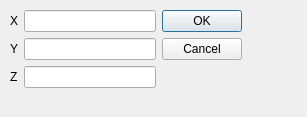
Old version of the form src/apps/simulator/normal_movable_crosssection_flow.ui in the repository jdms/rrm.
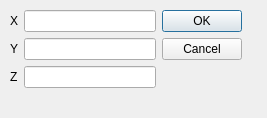
New version of the form.

```diff
--- a/src/apps/simulator/normal_movable_crosssection_flow.ui
+++ b/src/apps/simulator/normal_movable_crosssection_flow.ui
@@ -6,8 +6,8 @@
    <rect>
     <x>0</x>
     <y>0</y>
-    <width>307</width>
-    <height>117</height>
+    <width>267</width>
+    <height>118</height>
    </rect>
   </property>
   <property name="windowTitle">
```
